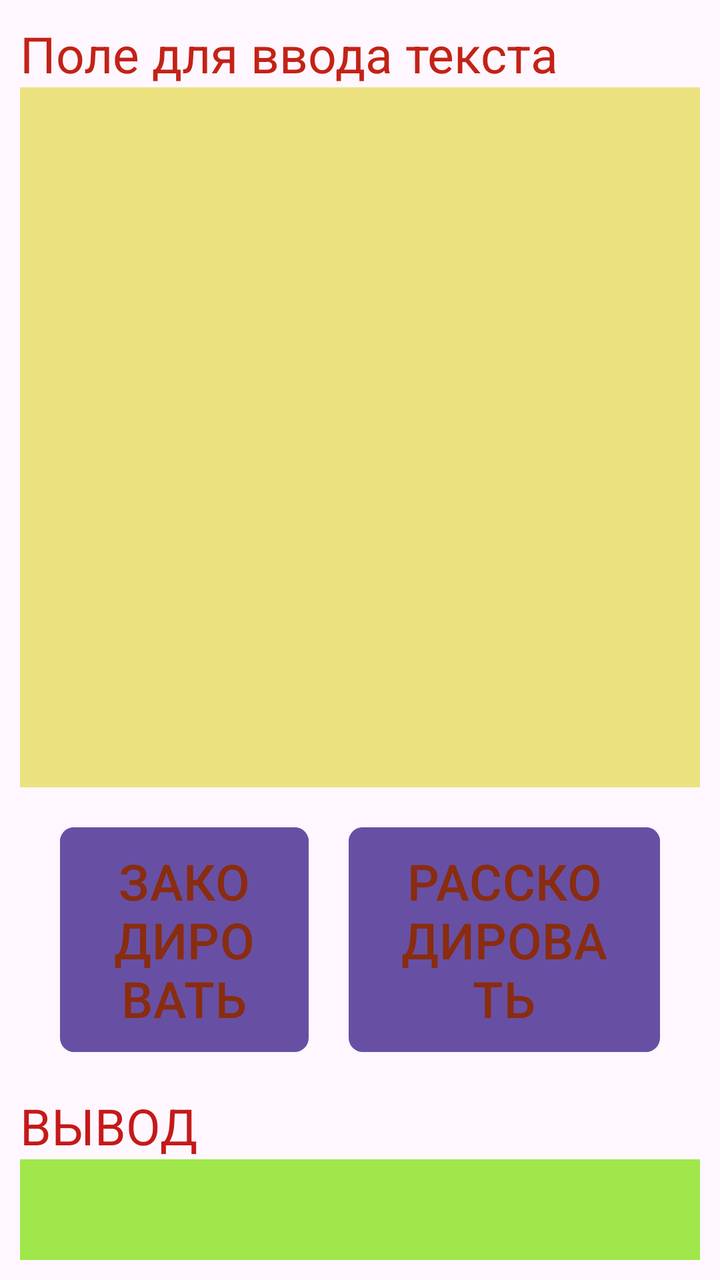
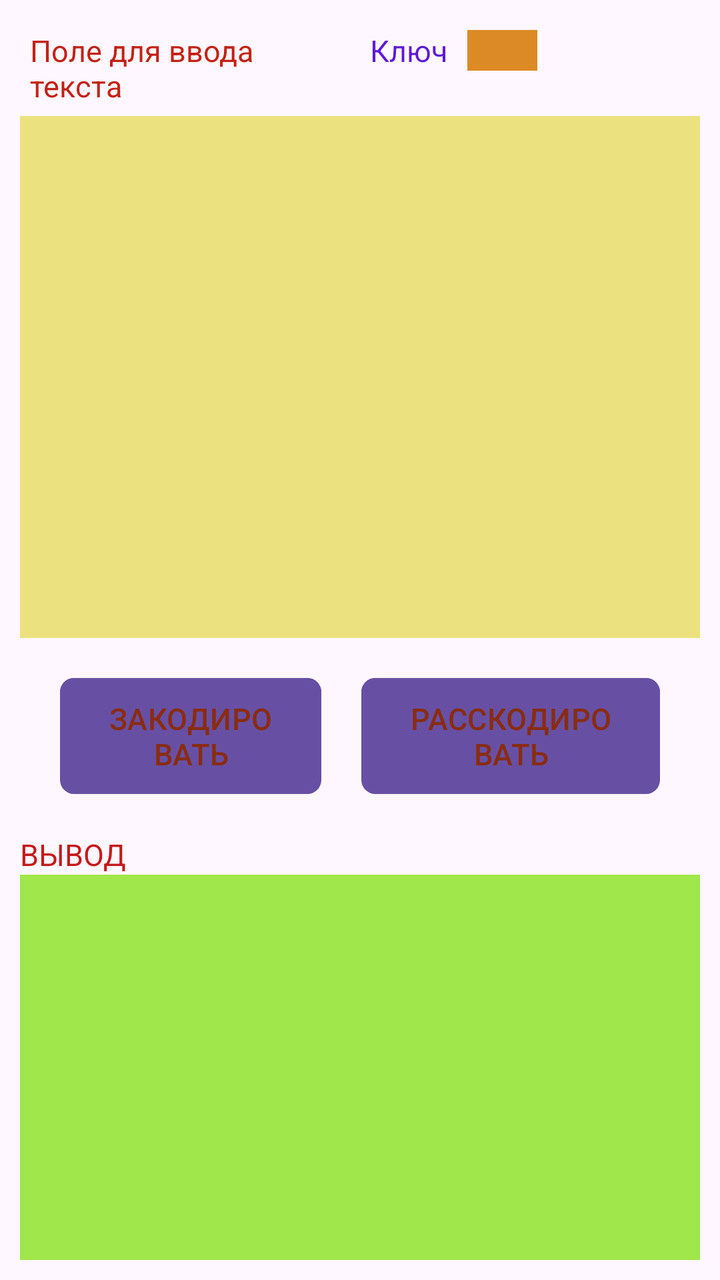

Before-and-after screenshots of an Android layout around one commit, followed by the original layout XML and the change that was made.
<!-- AndroidManifest.xml: application theme Theme.Crypto2 -->
<!-- res/layout/activity_main.xml -->
<?xml version="1.0" encoding="utf-8"?>
<androidx.constraintlayout.widget.ConstraintLayout xmlns:android="http://schemas.android.com/apk/res/android"
    xmlns:tools="http://schemas.android.com/tools"
    android:id="@+id/main"
    android:layout_width="match_parent"
    android:layout_height="match_parent"
    tools:context=".MainActivity">

    <LinearLayout
        android:layout_width="match_parent"
        android:layout_height="match_parent"
        android:orientation="vertical"
        android:layout_marginHorizontal="10dp"
        android:layout_margin="10dp"
        >

        <TextView
            android:id="@+id/textView"
            android:layout_width="match_parent"
            android:layout_height="wrap_content"
            android:text="Поле для ввода текста"
            android:textColor="#C32216"
            android:textSize="25sp" />

        <EditText
            android:id="@+id/inputText"
            android:layout_width="match_parent"
            android:layout_height="350dp"
            android:background="#EBE27F"
            android:ems="10"
            android:gravity="top"
            android:inputType="textMultiLine"
            android:textColor="#FC421407"
            android:textSize="35sp"
            />

        <LinearLayout
            android:layout_width="match_parent"
            android:layout_height="wrap_content"
            android:orientation="horizontal"
            android:layout_margin="10dp">

            <Button
                android:id="@+id/btnZakodirovat"
                android:layout_width="wrap_content"
                android:layout_height="wrap_content"
                android:layout_weight="1"
                android:text="ЗАКОДИРОВАТЬ"
                android:textSize="25sp"
                android:background="@drawable/zakodirovat"
                android:textColor="#892C0F"

                android:layout_margin="10dp"/>

            <Button
                android:id="@+id/btnRazkodirovat"
                android:layout_width="wrap_content"
                android:layout_height="wrap_content"
                android:background="@drawable/razkodirovat"
                android:layout_weight="1"
                android:textColor="#892C0F"
                android:textSize="25sp"
                android:text="РАССКОДИРОВАТЬ"
                android:layout_margin="10dp"/>
        </LinearLayout>

        <TextView
            android:id="@+id/textView2"
            android:layout_width="match_parent"
            android:layout_height="wrap_content"
            android:text="ВЫВОД"
            android:textColor="#C51919"
            android:textSize="25sp" />

        <EditText
            android:id="@+id/outputText"
            android:layout_width="match_parent"
            android:layout_height="match_parent"
            android:background="#9FE74A"
            android:ems="10"
            android:gravity="top"
            android:inputType="textMultiLine"
            android:textColor="#7E5010"
            android:textSize="35sp"
             />
    </LinearLayout>
</androidx.constraintlayout.widget.ConstraintLayout>
<!-- resources referenced by this layout -->
<resources>
  <!-- drawable razkodirovat (drawable) -->
  <?xml version="1.0" encoding="utf-8"?>
  <layer-list xmlns:android="http://schemas.android.com/apk/res/android">
      
      <item>
          <shape android:shape="rectangle">
              
              <solid android:color="#192566" />
              <corners android:radius="7dp" />
          </shape>
      </item>
      
      <item android:bottom="15px">
          <shape android:shape="rectangle">
              <padding android:bottom="10dp" android:top="10dp" android:left="20dp" android:right="20dp"/>
              
              <solid android:color="#37719E" />
              <corners android:radius="7dp" />
          </shape>
      </item>
  </layer-list>
  <!-- drawable zakodirovat (drawable) -->
  <?xml version="1.0" encoding="utf-8"?>
  <layer-list xmlns:android="http://schemas.android.com/apk/res/android">
      
      <item>
          <shape android:shape="rectangle">
              
              <solid android:color="#52772C" />
              <corners android:radius="7dp" />
          </shape>
      </item>
      
      <item android:bottom="15px">
          <shape android:shape="rectangle">
              <padding android:bottom="10dp" android:top="10dp" android:left="20dp" android:right="20dp"/>
              
              <solid android:color="#7CB342" />
              <corners android:radius="7dp" />
          </shape>
      </item>
  </layer-list>
  <style name="Theme.Crypto2" parent="Base.Theme.Crypto2" />
  <style name="Base.Theme.Crypto2" parent="Theme.Material3.DayNight.NoActionBar">
          
          
      </style>
</resources>

<!-- the commit's change to res/layout/activity_main.xml (unified diff, before → after) -->
@@ -14,25 +14,62 @@
         android:layout_margin="10dp"
         >
 
-        <TextView
-            android:id="@+id/textView"
+        <LinearLayout
             android:layout_width="match_parent"
             android:layout_height="wrap_content"
-            android:text="Поле для ввода текста"
-            android:textColor="#C32216"
-            android:textSize="25sp" />
+            android:orientation="horizontal">
+
+            <TextView
+                android:id="@+id/textView"
+                android:layout_width="match_parent"
+                android:layout_height="wrap_content"
+                android:layout_margin="5dp"
+                android:layout_weight="1"
+                android:text="Поле для ввода текста"
+                android:textColor="#C32216"
+                android:textSize="15sp" />
+
+            <LinearLayout
+                android:layout_width="match_parent"
+                android:layout_height="match_parent"
+                android:layout_weight="1"
+                android:orientation="horizontal">
+
+                <TextView
+                    android:id="@+id/textView3"
+                    android:layout_width="wrap_content"
+                    android:layout_height="wrap_content"
+                    android:layout_margin="5dp"
+                    android:layout_marginStart="100dp"
+                    android:text="Ключ"
+                    android:textColor="#5E19D9"
+                    android:textSize="15sp" />
+
+                <EditText
+                    android:id="@+id/txtKey"
+                    android:layout_width="35dp"
+                    android:layout_height="wrap_content"
+                    android:layout_margin="5dp"
+                    android:layout_marginLeft="10dp"
+                    android:background="#DC8A25"
+                    android:ems="10"
+                    android:inputType="text"
+                    android:textColor="#5E19D9"
+                    android:textSize="15sp" />
+            </LinearLayout>
+
+        </LinearLayout>
 
         <EditText
             android:id="@+id/inputText"
             android:layout_width="match_parent"
-            android:layout_height="350dp"
+            android:layout_height="261dp"
             android:background="#EBE27F"
             android:ems="10"
             android:gravity="top"
             android:inputType="textMultiLine"
             android:textColor="#FC421407"
-            android:textSize="35sp"
-            />
+            android:textSize="20sp" />
 
         <LinearLayout
             android:layout_width="match_parent"
@@ -46,10 +83,9 @@
                 android:layout_height="wrap_content"
                 android:layout_weight="1"
                 android:text="ЗАКОДИРОВАТЬ"
-                android:textSize="25sp"
+                android:textSize="15sp"
                 android:background="@drawable/zakodirovat"
                 android:textColor="#892C0F"
-
                 android:layout_margin="10dp"/>
 
             <Button
@@ -59,7 +95,7 @@
                 android:background="@drawable/razkodirovat"
                 android:layout_weight="1"
                 android:textColor="#892C0F"
-                android:textSize="25sp"
+                android:textSize="15sp"
                 android:text="РАССКОДИРОВАТЬ"
                 android:layout_margin="10dp"/>
         </LinearLayout>
@@ -70,7 +106,7 @@
             android:layout_height="wrap_content"
             android:text="ВЫВОД"
             android:textColor="#C51919"
-            android:textSize="25sp" />
+            android:textSize="15sp" />
 
         <EditText
             android:id="@+id/outputText"
@@ -81,7 +117,7 @@
             android:gravity="top"
             android:inputType="textMultiLine"
             android:textColor="#7E5010"
-            android:textSize="35sp"
+            android:textSize="20sp"
              />
     </LinearLayout>
 </androidx.constraintlayout.widget.ConstraintLayout>
